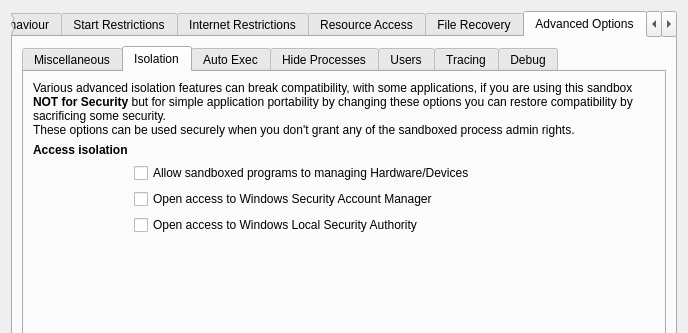
Above: SandboxiePlus/SandMan/Forms/OptionsWindow.ui from sandboxie-plus/Sandboxie before the change; both pictures show x 0 to 688 and y 0 to 333 of the 688 by 512 pixel window. Below: the same form after it.
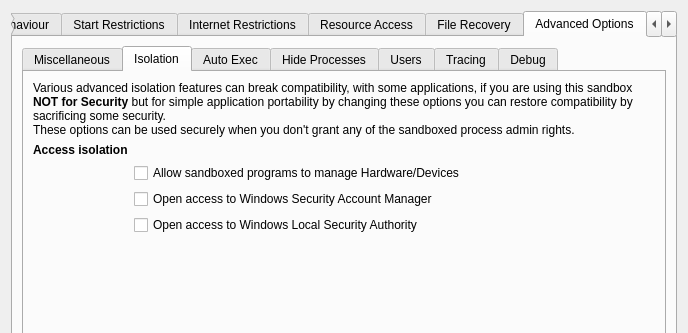
That is the form after the change. The open tabs and pages were chosen to show the change.

```diff
--- a/SandboxiePlus/SandMan/Forms/OptionsWindow.ui
+++ b/SandboxiePlus/SandMan/Forms/OptionsWindow.ui
@@ -1873,7 +1873,7 @@
                  <item row="2" column="1">
                   <widget class="QCheckBox" name="chkOpenDevCMApi">
                    <property name="text">
-                    <string>Allow sandboxed programs to managing Hardware/Devices</string>
+                    <string>Allow sandboxed programs to manage Hardware/Devices</string>
                    </property>
                   </widget>
                  </item>
```
